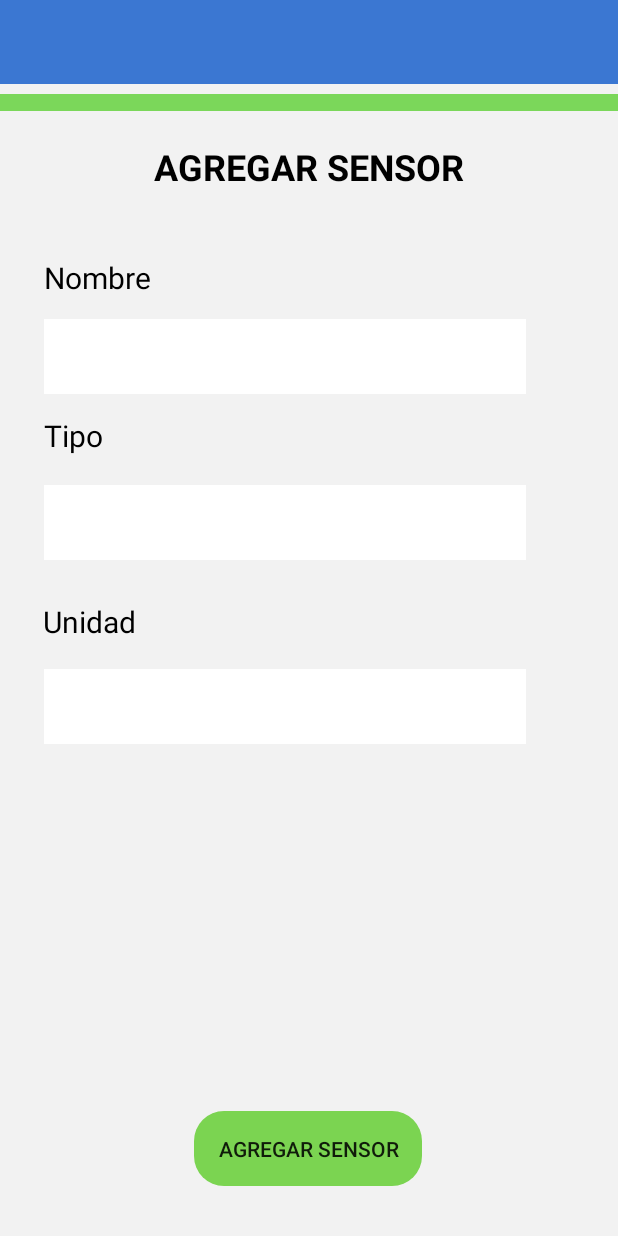
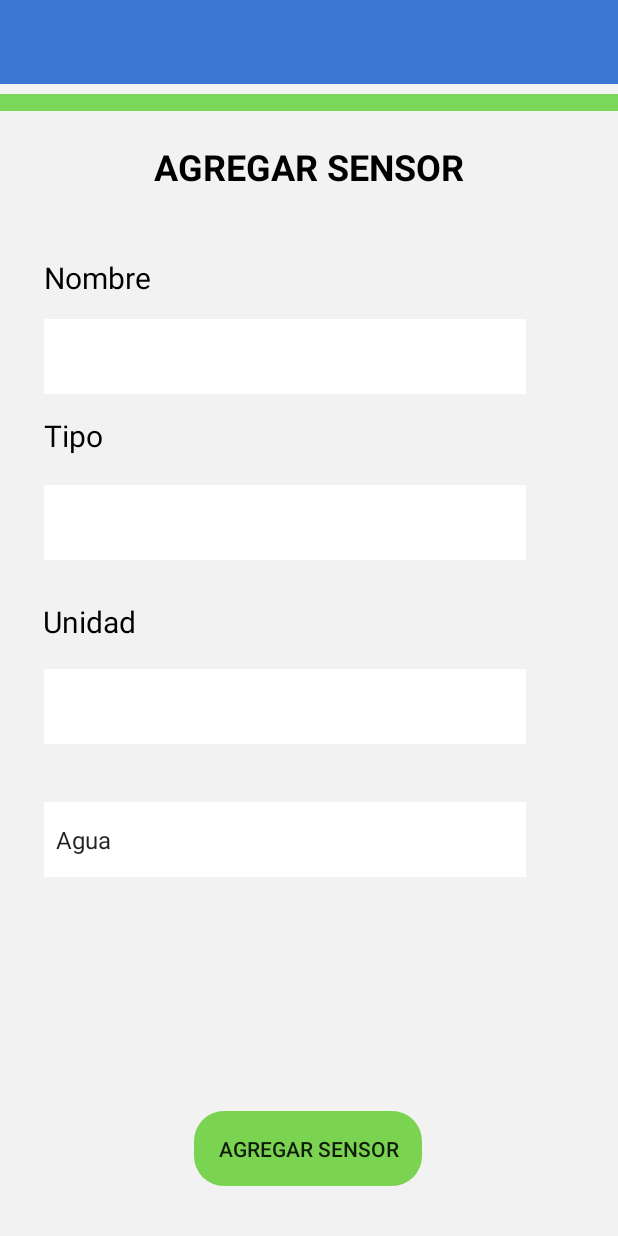
Before and after one commit to pipo2310/Sensors, an Android app: the screen it shows after launch (MainActivity), on a phone screen of 412 x 824 dp. Run offline under Robolectric (Android 15) with nearby library versions, the phone set to English and light mode, and no system bars.

Commit message:
cambio pantallas

```diff
--- a/MyApplication123/app/src/main/AndroidManifest.xml
+++ b/MyApplication123/app/src/main/AndroidManifest.xml
@@ -22,4 +22,5 @@
         </activity>
     </application>
 
+
 </manifest>
--- a/MyApplication123/app/src/main/java/com/example/myapplication123/MainActivity.kt
+++ b/MyApplication123/app/src/main/java/com/example/myapplication123/MainActivity.kt
@@ -1,18 +1,50 @@
 package com.example.myapplication123
 
+import android.content.Intent
 import androidx.appcompat.app.AppCompatActivity
 import android.os.Bundle
-import android.widget.Button
+import android.view.View
+import android.widget.*
 import kotlinx.android.synthetic.*
+import kotlinx.android.synthetic.main.activity_main.*
 
-class MainActivity : AppCompatActivity() {
+class MainActivity : AppCompatActivity(),AdapterView.OnItemSelectedListener {
+    var list_of_items = arrayOf("Agua", "Gas", "Electricidad");
+    //var spinner: Spinner? = null;
+    //var textView_msg: TextView? = null;
 
     override fun onCreate(savedInstanceState: Bundle?) {
         super.onCreate(savedInstanceState)
         setContentView(R.layout.activity_main);
+        var agregarProb= findViewById<Button>(R.id.button);
+        agregarProb.setOnClickListener {
+            intent = Intent(this, vistaSensores::class.java)
+            startActivity(intent);
+        }
+
+
+
+        spinner!!.setOnItemSelectedListener(this)
+
+        // Create an ArrayAdapter using a simple spinner layout and languages array
+        val aa = ArrayAdapter(this, android.R.layout.simple_spinner_item, list_of_items)
+        // Set layout to use when the list of choices appear
+        aa.setDropDownViewResource(android.R.layout.simple_spinner_dropdown_item)
+        // Set Adapter to Spinner
+        spinner!!.setAdapter(aa)
 
         //Button agregarProb = findViewById(R.id.button);
         //Button agregarProb = clearFindViewByIdCache(R.id.button);
 
+ }
+
+    override fun onItemSelected(arg0: AdapterView<*>, arg1: View, position: Int, id: Long) {
+        //Con position se sabe cual selecciono
+        //if es 0 es litros si es 1 watts y si 2 es lo que sea que se mide el gas jeje
+        //textView_msg!!.text = "Selected : "+list_of_items[position]
+    }
+
+    override fun onNothingSelected(arg0: AdapterView<*>) {
+
     }
 }
--- a/MyApplication123/app/src/main/res/layout/activity_main.xml
+++ b/MyApplication123/app/src/main/res/layout/activity_main.xml
@@ -132,4 +132,16 @@
             app:layout_constraintBottom_toBottomOf="parent"
             app:layout_constraintVertical_bias="0.112"/>
 
+    <Spinner
+            android:id="@+id/spinner"
+            android:layout_width="321dp"
+            android:layout_height="50dp"
+            android:background="#FFFFFF"
+            app:layout_constraintBottom_toBottomOf="parent"
+            app:layout_constraintEnd_toEndOf="parent"
+            app:layout_constraintHorizontal_bias="0.322"
+            app:layout_constraintStart_toStartOf="parent"
+            app:layout_constraintTop_toBottomOf="@+id/editText5"
+            app:layout_constraintVertical_bias="0.138" />
+
 </androidx.constraintlayout.widget.ConstraintLayout>
```
